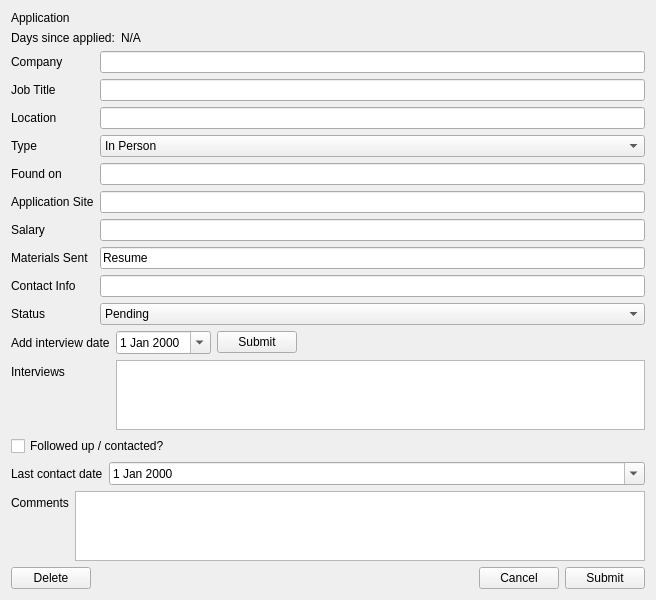
Qt form JobAppTracker/QtGUI/ui/AppInfoScreen.ui (dwp1084/QtJobAppTracker) before a commit.
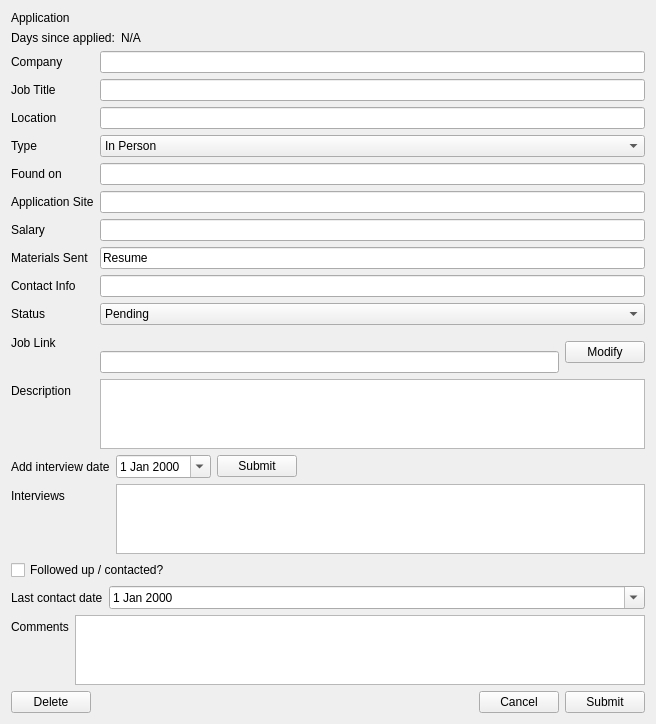
The same form after that commit.

Commit message: Added job posting link and description view and edit

Diff of the .ui file:
```diff
--- a/JobAppTracker/QtGUI/ui/AppInfoScreen.ui
+++ b/JobAppTracker/QtGUI/ui/AppInfoScreen.ui
@@ -7,7 +7,7 @@
     <x>0</x>
     <y>0</y>
     <width>656</width>
-    <height>584</height>
+    <height>698</height>
    </rect>
   </property>
   <property name="windowTitle">
@@ -235,6 +235,74 @@
       <item row="4" column="1">
        <widget class="QLineEdit" name="appFoundOnField"/>
       </item>
+      <item row="10" column="0">
+       <widget class="QLabel" name="label_17">
+        <property name="text">
+         <string>Job Link</string>
+        </property>
+       </widget>
+      </item>
+      <item row="10" column="1">
+       <widget class="QWidget" name="linkWidget" native="true">
+        <layout class="QHBoxLayout" name="horizontalLayout_3">
+         <property name="leftMargin">
+          <number>0</number>
+         </property>
+         <property name="topMargin">
+          <number>0</number>
+         </property>
+         <property name="rightMargin">
+          <number>0</number>
+         </property>
+         <property name="bottomMargin">
+          <number>0</number>
+         </property>
+         <item>
+          <layout class="QVBoxLayout" name="verticalLayout_2">
+           <item>
+            <widget class="QLabel" name="hyperlinkLabel">
+             <property name="text">
+              <string/>
+             </property>
+             <property name="textFormat">
+              <enum>Qt::TextFormat::RichText</enum>
+             </property>
+             <property name="openExternalLinks">
+              <bool>true</bool>
+             </property>
+            </widget>
+           </item>
+           <item>
+            <widget class="QLineEdit" name="hyperlinkField"/>
+           </item>
+          </layout>
+         </item>
+         <item>
+          <widget class="QPushButton" name="modifyButton">
+           <property name="sizePolicy">
+            <sizepolicy hsizetype="Maximum" vsizetype="Fixed">
+             <horstretch>0</horstretch>
+             <verstretch>0</verstretch>
+            </sizepolicy>
+           </property>
+           <property name="text">
+            <string>Modify</string>
+           </property>
+          </widget>
+         </item>
+        </layout>
+       </widget>
+      </item>
+      <item row="11" column="0">
+       <widget class="QLabel" name="label_18">
+        <property name="text">
+         <string>Description</string>
+        </property>
+       </widget>
+      </item>
+      <item row="11" column="1">
+       <widget class="QTextEdit" name="jobDescriptionEdit"/>
+      </item>
      </layout>
     </widget>
    </item>
```
The commit also changes 5 other files.
